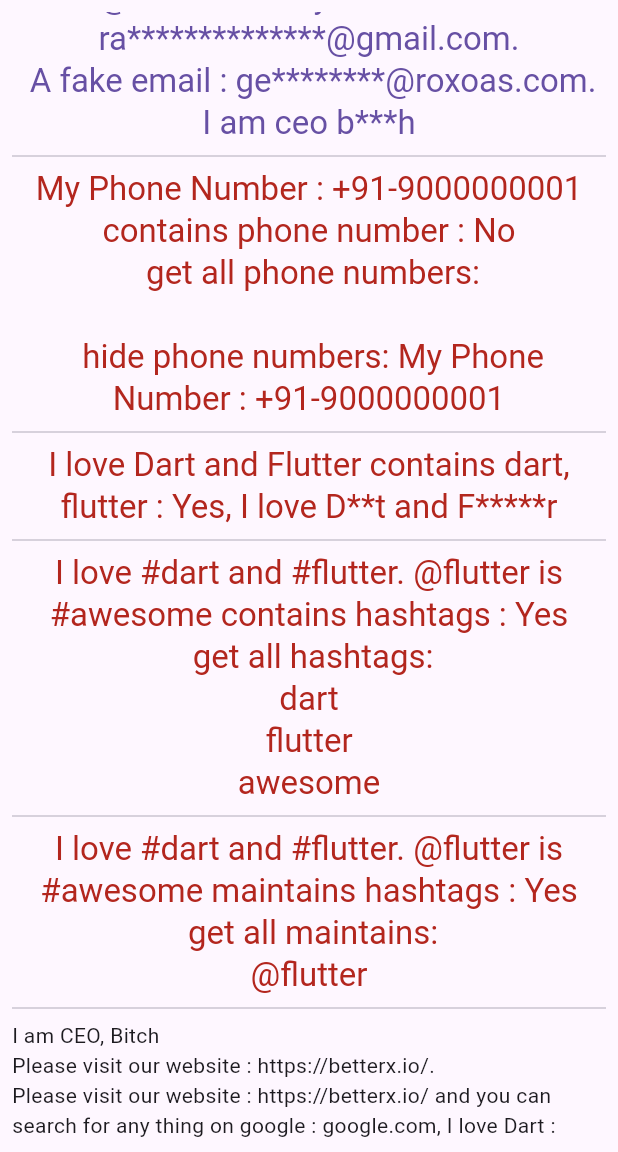
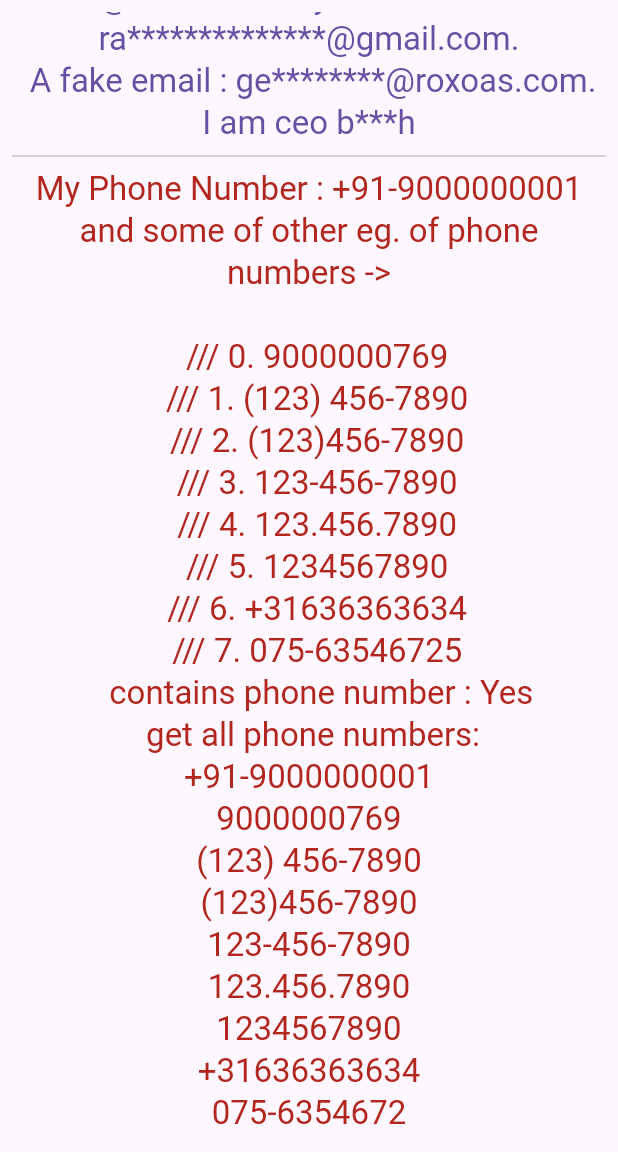
Before and after one commit to betterxio/string_contains, a Flutter app: the screen it shows after launch, scrolled down 1152 dp, on a phone screen of 412 x 824 dp, the part 84-1236 px from its top. Run offline on Flutter 3.47's test engine with Material 2 defaults, Android fonts, the phone set to English and light mode, and no system bars.

Commit message:
improve RegExp

```diff
--- a/example/lib/main.dart
+++ b/example/lib/main.dart
@@ -35,7 +35,19 @@ class _MyHomePageState extends State<MyHomePage> {
       'Please visit our website : https://betterx.io/ and you can search for any thing on google : google.com, I love Dart : https://dart.dev/, you can practice on : https://dartpad.dev/. Flutter uses Dart, you can create your own app with Flutter : https://flutter.dev/, this is a good example of Flutter : https://flutter.dev/docs/get-started/.';
   final stringContainsEmail =
       "BetterX.io : Let's build something Better, User-centered & beautiful together\n for more info contact us at : info@betterx.io. My Personal Email : ravikumar2710999@gmail.com.\n A fake email : gedoye9446@roxoas.com.";
-  final stringContainsPhoneNumber = 'My Phone Number : +91-9000000001';
+  final stringContainsPhoneNumber =
+  '''My Phone Number : +91-9000000001 and some of other eg. of phone numbers ->
+
+  /// 0. 9000000769
+  /// 1. (123) 456-7890
+  /// 2. (123)456-7890
+  /// 3. 123-456-7890
+  /// 4. 123.456.7890
+  /// 5. 1234567890
+  /// 6. +31636363634
+  /// 7. 075-63546725
+  ''';
+
   final normalString = 'I love Dart and Flutter';
   final stringContainsHashtags =
       'I love #dart and #flutter. @flutter is #awesome';
```
Also changed, not shown: lib/src/utils/constants.dart (+10 -1 lines), 1 other file.
